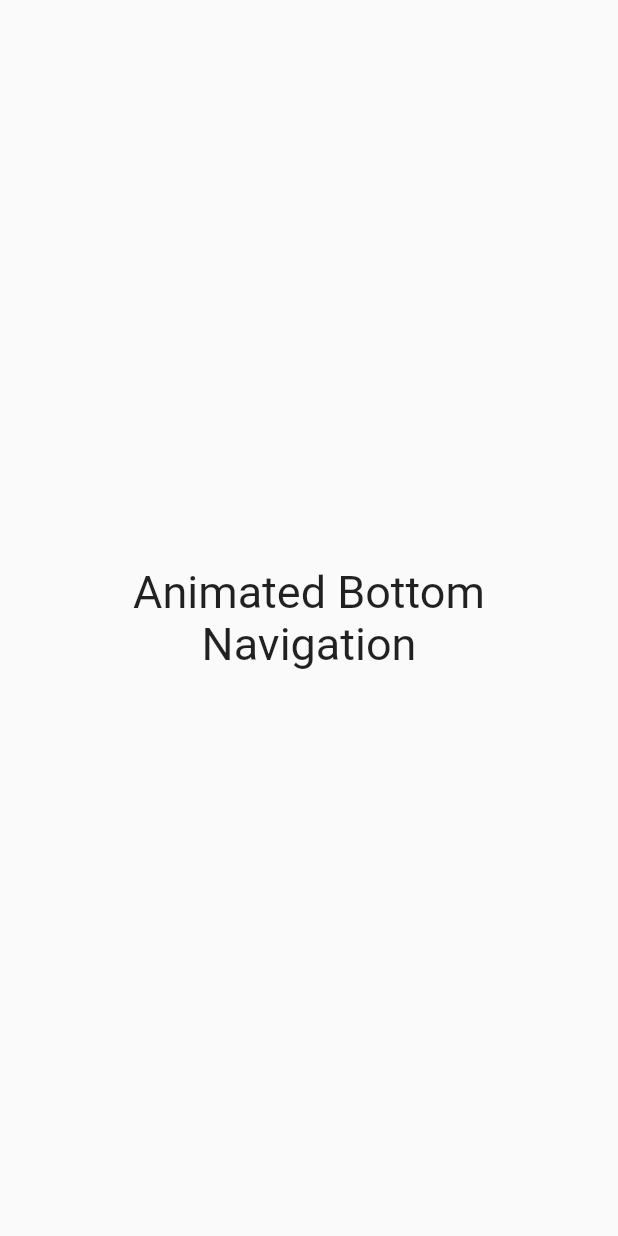
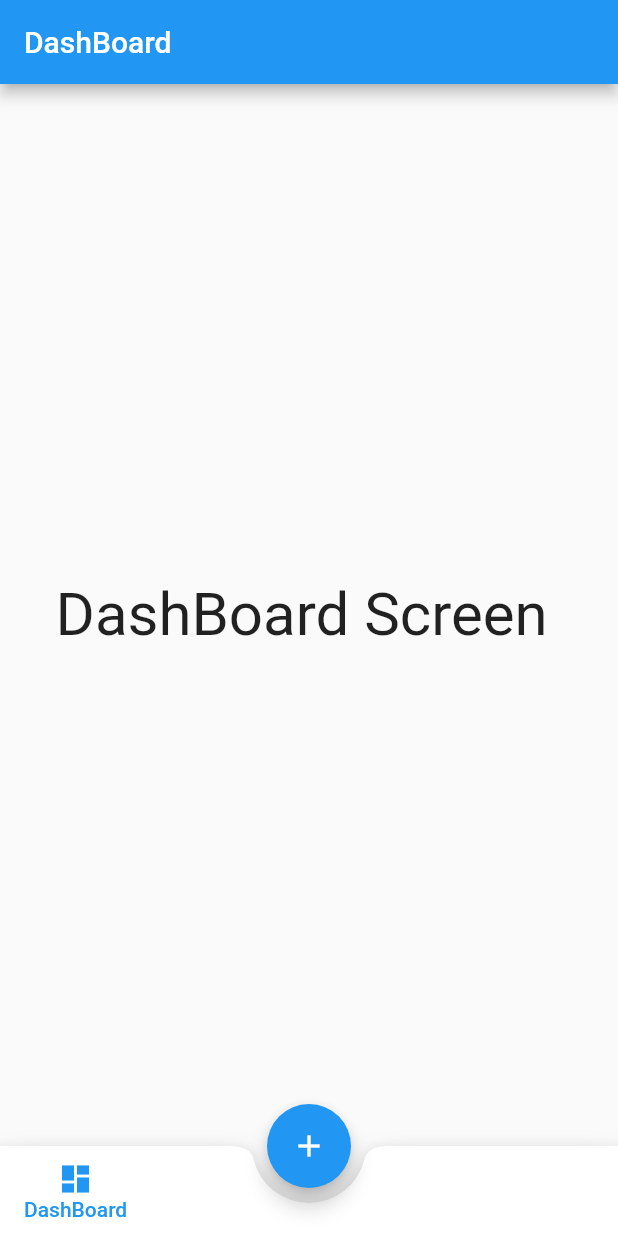
Before and after one commit to Dandy27/animated-bottom-nav-bar, a Flutter app: the screen it shows after launch, on a phone screen of 412 x 824 dp. Run offline on Flutter 3.47's test engine with Material 2 defaults, Android fonts, the phone set to English and light mode, and no system bars.

Commit message:
CurrentTab/currentScreen

```diff
--- /dev/null
+++ b/appanimation/lib/home.dart
@@ -0,0 +1,87 @@
+import 'package:animationbottom/page/chat.dart';
+import 'package:animationbottom/page/dashboard.dart';
+import 'package:animationbottom/page/profile.dart';
+import 'package:animationbottom/page/setting.dart';
+import 'package:flutter/material.dart';
+
+class Home extends StatefulWidget {
+  @override
+  _HomeState createState() => _HomeState();
+}
+
+class _HomeState extends State<Home> {
+  int currentTab = 0;
+  final List<Widget> screens = [
+    Dashboard(),
+    Chat(),
+    Profile(),
+    Setting(),
+  ];
+
+  final PageStorageBucket bucket = PageStorageBucket();
+  Widget currentScreen = Dashboard();
+
+  @override
+  Widget build(BuildContext context) {
+    return Scaffold(
+        body: PageStorage(
+          child: currentScreen,
+          bucket: bucket,
+        ),
+        floatingActionButton: FloatingActionButton(
+          child: Icon(Icons.add),
+          onPressed: () {},
+        ),
+        floatingActionButtonLocation: FloatingActionButtonLocation.centerDocked,
+        bottomNavigationBar: BottomAppBar(
+          shape: CircularNotchedRectangle(),
+          notchMargin: 10,
+          child: Container(
+            height: 60,
+            child: Row(
+              mainAxisAlignment: MainAxisAlignment.spaceBetween,
+              children: [
+                Row(
+                  crossAxisAlignment: CrossAxisAlignment.start,
+                  children: [
+                    buildMaterialButton(
+                      Dashboard(),
+                    ),
+
+                  ],
+                )
+              ],
+            ),
+          ),
+        ));
+  }
+
+  MaterialButton buildMaterialButton(
+    Widget currentScreen,
+  ) {
+    return MaterialButton(
+      minWidth: 40,
+      onPressed: () {
+        setState(() {
+          currentScreen = currentScreen;
+          currentTab = currentTab;
+        });
+      },
+      child: Column(
+        mainAxisAlignment: MainAxisAlignment.center,
+        children: [
+          Icon(
+            Icons.dashboard,
+            color: currentTab == 0 ? Colors.blue : Colors.grey,
+          ),
+          Text(
+            'DashBoard',
+            style: TextStyle(
+              color: currentTab == 0 ? Colors.blue : Colors.grey,
+            ),
+          ),
+        ],
+      ),
+    );
+  }
+}
--- a/appanimation/lib/main.dart
+++ b/appanimation/lib/main.dart
@@ -1,4 +1,6 @@
 import 'package:flutter/material.dart';
+
+import 'home.dart';
 
 void main() {
   runApp(MyApp());
@@ -13,30 +15,6 @@ class MyApp extends StatelessWidget {
         theme: ThemeData(
           primarySwatch: Colors.blue,
         ),
-        home: HomePage());
+        home: Home());
   }
 }
-
-class HomePage extends StatefulWidget {
-  const HomePage({Key? key}) : super(key: key);
-
-  @override
-  _HomePageState createState() => _HomePageState();
-}
-
-class _HomePageState extends State<HomePage> {
-  @override
-  Widget build(BuildContext context) {
-    return Scaffold(
-      body: buildBody(),
-    );
-  }
-
-  Widget buildBody() => Center(
-      child: Text(
-        'Animated Bottom \nNavigation',
-        style: TextStyle(fontSize: 30, color: Colors.black87,),
-        textAlign: TextAlign.center
-      ),
-    );
-}
--- /dev/null
+++ b/appanimation/lib/page/dashboard.dart
@@ -0,0 +1,25 @@
+import 'package:flutter/material.dart';
+
+class Dashboard extends StatefulWidget {
+
+
+  @override
+  _DashboardState createState() => _DashboardState();
+}
+
+class _DashboardState extends State<Dashboard> {
+  @override
+  Widget build(BuildContext context) {
+    return Scaffold(
+      appBar: AppBar(
+        title: Text('DashBoard'),
+      ),
+      body: Center(
+        child: Text(
+          'DashBoard Screen ',
+          style: TextStyle(fontSize: 40),
+        ),
+      ),
+    );
+  }
+}
```
Also changed, not shown: appanimation/lib/page/chat.dart (added, +23 -0 lines), appanimation/lib/page/profile.dart (added, +23 -0 lines), appanimation/lib/page/setting.dart (added, +23 -0 lines).
